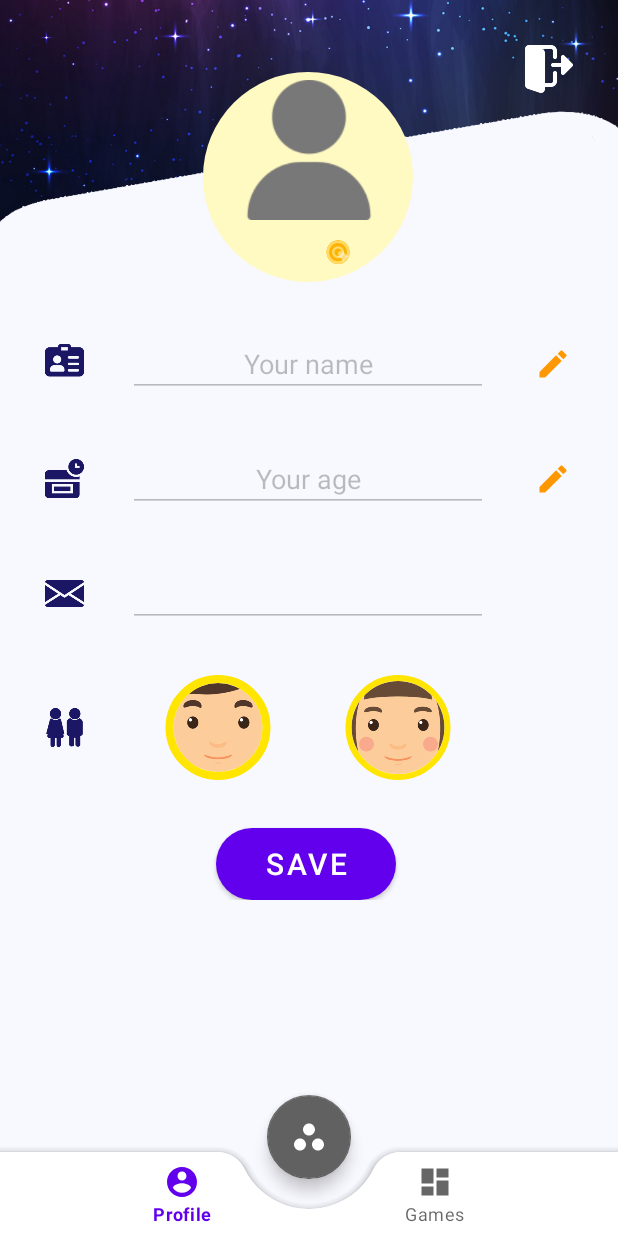
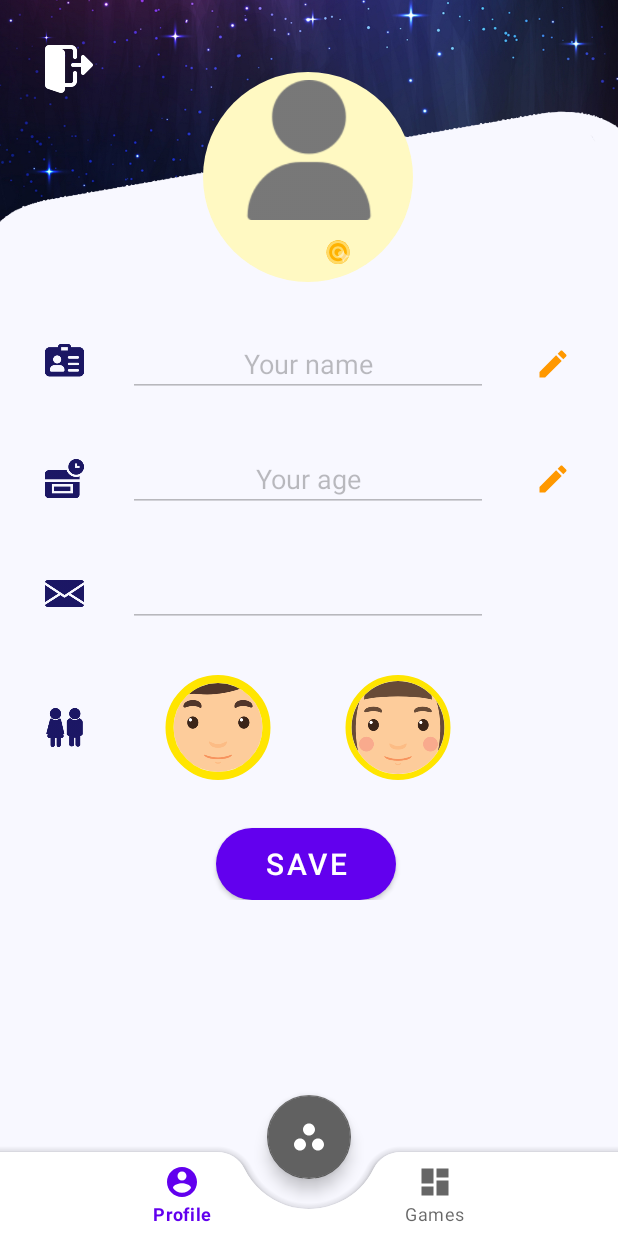
Before and after one commit to sahar-nollily/Tarmeez, an Android app: the ProfileFragment screen opened through its navigation route, on a phone screen of 412 x 824 dp. Run offline under Robolectric (Android 15) with nearby library versions, the phone set to English and light mode, and no system bars; our stand-ins replace CircleImageView, navigation-ui; 3 statements that could not run were skipped.

Commit message:
Fix layout when change language

```diff
--- a/app/src/main/java/com/tarmeez/game/MainActivity.kt
+++ b/app/src/main/java/com/tarmeez/game/MainActivity.kt
@@ -8,9 +8,6 @@ import androidx.navigation.NavController
 import androidx.navigation.Navigation
 import androidx.navigation.findNavController
 import androidx.navigation.ui.NavigationUI
-import com.google.android.material.bottomappbar.BottomAppBar
-import com.google.android.material.bottomnavigation.BottomNavigationView
-import com.google.android.material.floatingactionbutton.FloatingActionButton
 import com.tarmeez.game.databinding.ActivityMainBinding
 
 class MainActivity : AppCompatActivity() {
@@ -18,9 +15,6 @@ class MainActivity : AppCompatActivity() {
     private var _binding: ActivityMainBinding? = null
     private val binding get() = _binding!!
 
-    lateinit var fab: FloatingActionButton
-    lateinit var bottomNavigationView: BottomNavigationView
-    lateinit var bottomAppBar: BottomAppBar
     lateinit var navController: NavController
 
     private val fragmentsWithBottomNavigationView = listOf(
@@ -40,11 +34,6 @@ class MainActivity : AppCompatActivity() {
         _binding = ActivityMainBinding.inflate(layoutInflater)
         setContentView(binding.root)
 
-        supportActionBar?.hide()
-        fab = findViewById(R.id.fab)
-        bottomNavigationView = findViewById(R.id.bottomNavigationView)
-        bottomAppBar = findViewById(R.id.bottomAppBar)
-
         setUpNavigationController()
 
         setupUserInformation()
@@ -54,12 +43,12 @@ class MainActivity : AppCompatActivity() {
     private fun setUpNavigationController(){
         navController =
             Navigation.findNavController(this, R.id.fragment_container)
-        bottomNavigationView.background = null
+        binding.bottomNavigationView.background = null
 
-        fab.setOnClickListener {
+        binding.fab.setOnClickListener {
             navController.navigate(R.id.homeFragment)
         }
-        NavigationUI.setupWithNavController(bottomNavigationView, navController)
+        NavigationUI.setupWithNavController(binding.bottomNavigationView, navController)
         findNavController(R.id.fragment_container)
 
         navController.addOnDestinationChangedListener { controller, destination, arguments ->
@@ -85,12 +74,13 @@ class MainActivity : AppCompatActivity() {
 
 
     private fun setupUserInformation(){
-        val gender = "أنثى"
+        val gender = "ss"
         if(gender == "ذكر"){
             binding.headerLayout.profileImage.setImageDrawable(ContextCompat.getDrawable(this, R.drawable.boy_avatar))
         }else if(gender == "أنثى"){
             binding.headerLayout.profileImage.setImageDrawable(ContextCompat.getDrawable(this, R.drawable.girl_avatar))
-        }
+        }else
+            binding.headerLayout.profileImage.setImageDrawable(ContextCompat.getDrawable(this, R.drawable.profile_picture))
         binding.headerLayout.score.text = "100"
         binding.headerLayout.username.text = "Sahar"
     }
--- a/app/src/main/res/layout/fragment_home.xml
+++ b/app/src/main/res/layout/fragment_home.xml
@@ -3,6 +3,7 @@
     xmlns:android="http://schemas.android.com/apk/res/android"
     xmlns:app="http://schemas.android.com/apk/res-auto"
     xmlns:tools="http://schemas.android.com/tools"
+    android:layoutDirection="ltr"
     android:layout_width="match_parent"
     android:layout_height="match_parent">
 
--- a/app/src/main/res/layout/fragment_matching_game.xml
+++ b/app/src/main/res/layout/fragment_matching_game.xml
@@ -3,6 +3,7 @@
     xmlns:tools="http://schemas.android.com/tools"
     android:layout_width="match_parent"
     android:layout_height="match_parent"
+    android:layoutDirection="ltr"
     xmlns:app="http://schemas.android.com/apk/res-auto"
     android:background="@color/lightBackground"
     tools:context=".MatchingGameFragment">
--- a/app/src/main/res/layout/fragment_profile.xml
+++ b/app/src/main/res/layout/fragment_profile.xml
@@ -234,10 +234,11 @@
         android:id="@+id/logout_icon"
         android:layout_width="32dp"
         android:layout_height="32dp"
+        android:layout_marginStart="30dp"
         android:layout_marginTop="30dp"
-        android:layout_marginEnd="30dp"
+        android:layoutDirection="ltr"
         android:background="@drawable/logout"
-        app:layout_constraintEnd_toEndOf="parent"
-        app:layout_constraintTop_toTopOf="@+id/textView" />
+        app:layout_constraintStart_toStartOf="parent"
+        app:layout_constraintTop_toTopOf="parent" />
 
 </androidx.constraintlayout.widget.ConstraintLayout>
```
